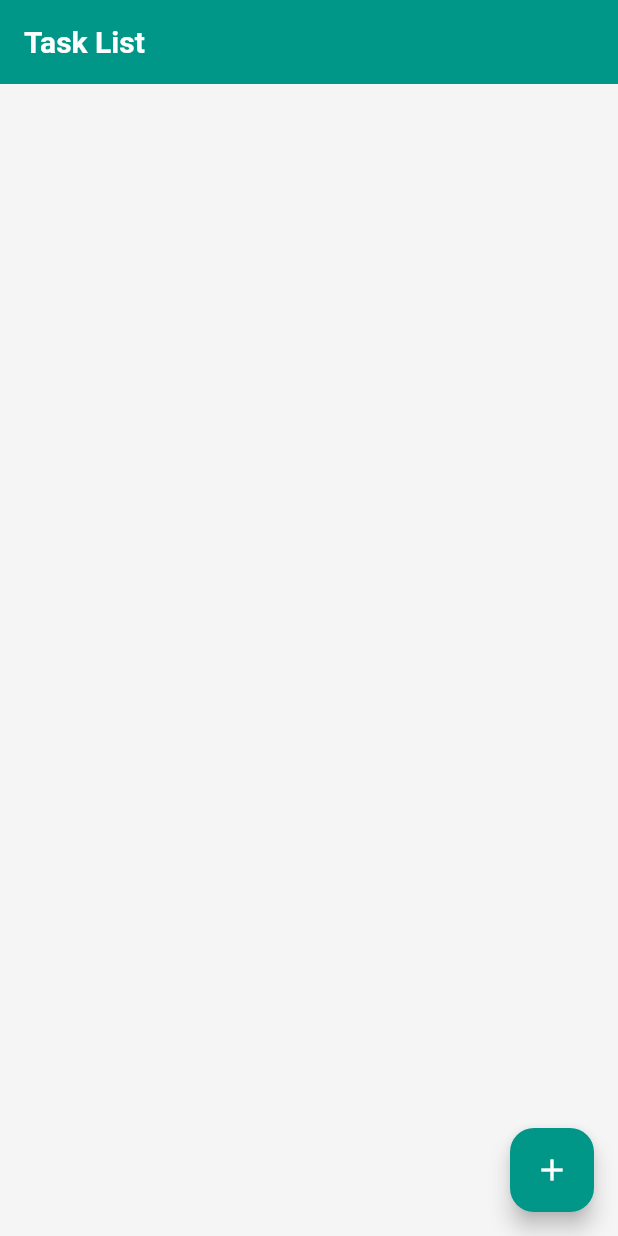
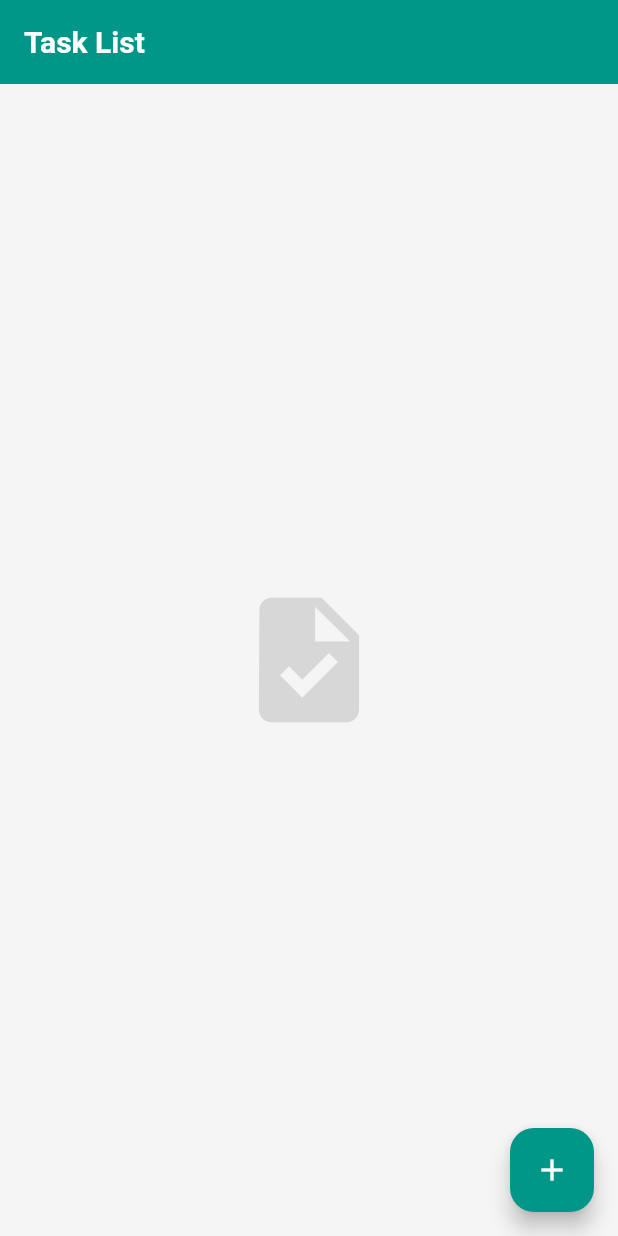
Before and after one commit to Francisperalta05/Task_Manager, a Flutter app: the screen it shows after launch, on a phone screen of 412 x 824 dp. Run offline on Flutter 3.47's test engine with Material 3 defaults, Android fonts, the phone set to English and light mode, and no system bars; our stand-ins replace bloc, flutter_bloc, sqflite; accounts and stored records are empty.

Commit message:
Add to list

```diff
--- a/lib/controllers/task_controller.dart
+++ b/lib/controllers/task_controller.dart
@@ -13,7 +13,7 @@ class TaskController {
 
   void deleteTask(int taskId) => taskBloc.add(DeleteTask(taskId));
 
-  void completeTask(int taskId) => taskBloc.add(CompleteTask(taskId));
+  void completeTask(int task) => taskBloc.add(CompleteTask(task));
 
   void dispose() {
     taskBloc.close();
--- a/lib/models/task.dart
+++ b/lib/models/task.dart
@@ -10,7 +10,7 @@ class TaskModel {
   int? id;
   String title;
   String description;
-  int completed;
+  bool completed;
   DateTime createdAt;
   DateTime lastUpdated;
 
@@ -27,7 +27,7 @@ class TaskModel {
         id: json["id"],
         title: json["title"],
         description: json["description"],
-        completed: json["completed"],
+        completed: json["completed"] == 1,
         createdAt: DateTime.parse(json["createdAt"]),
         lastUpdated: DateTime.parse(json["lastUpdated"]),
       );
@@ -36,7 +36,7 @@ class TaskModel {
         "id": id,
         "title": title,
         "description": description,
-        "completed": completed,
+        "completed": completed ? 1 : 0,
         "createdAt": createdAt.toIso8601String(),
         "lastUpdated": lastUpdated.toIso8601String(),
       };
--- a/lib/views/task_list.dart
+++ b/lib/views/task_list.dart
@@ -62,6 +62,14 @@ class _TaskListState extends State<TaskList> {
                   ),
                 ),
               );
+            } else if (state.tasks.isEmpty) {
+              return Center(
+                child: Icon(
+                  Icons.task,
+                  size: 100,
+                  color: Colors.black12,
+                ),
+              );
             }
             return ListView.builder(
               padding: EdgeInsets.all(8.0.w),
@@ -90,8 +98,10 @@ class _TaskListState extends State<TaskList> {
                       ),
                     ),
                     leading: Icon(
-                      Icons.task,
-                      color: theme.primaryColor,
+                      task.completed
+                          ? Icons.task
+                          : Icons.radio_button_unchecked_rounded,
+                      color: task.completed ? theme.primaryColor : Colors.red,
                     ),
                     trailing: PopupMenuButton(
                       itemBuilder: (context) => [
```
Also changed, not shown: lib/blocs/task_bloc/task_bloc.dart (+14 -4 lines), lib/services/database_service.dart (+13 -8 lines).
